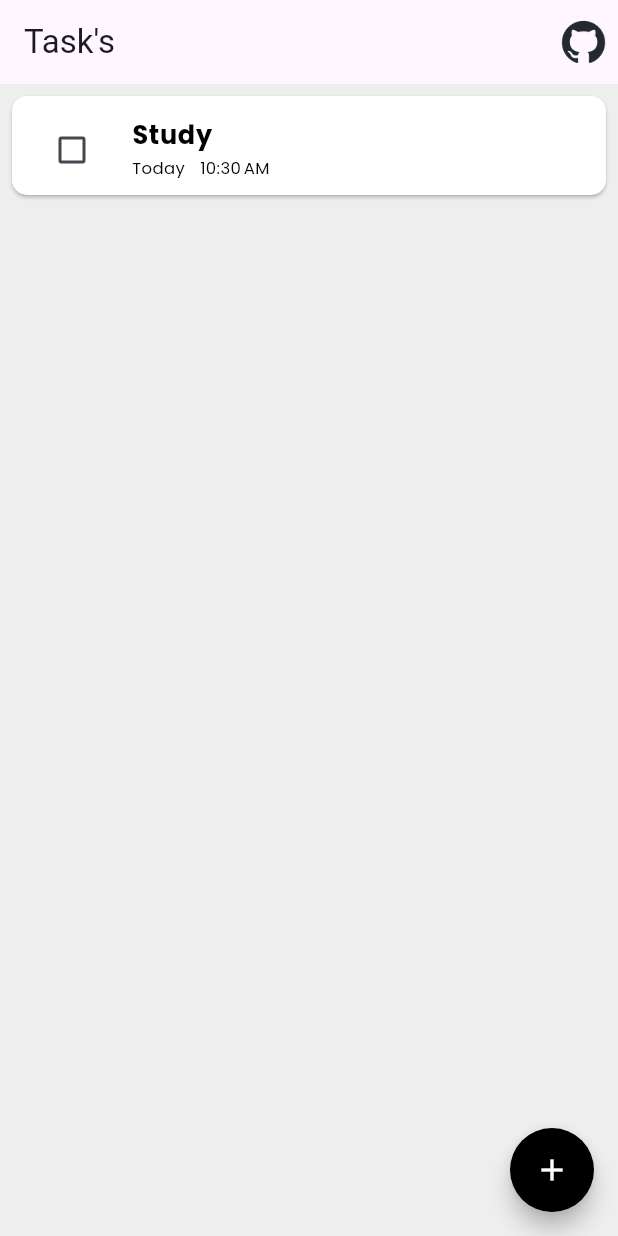
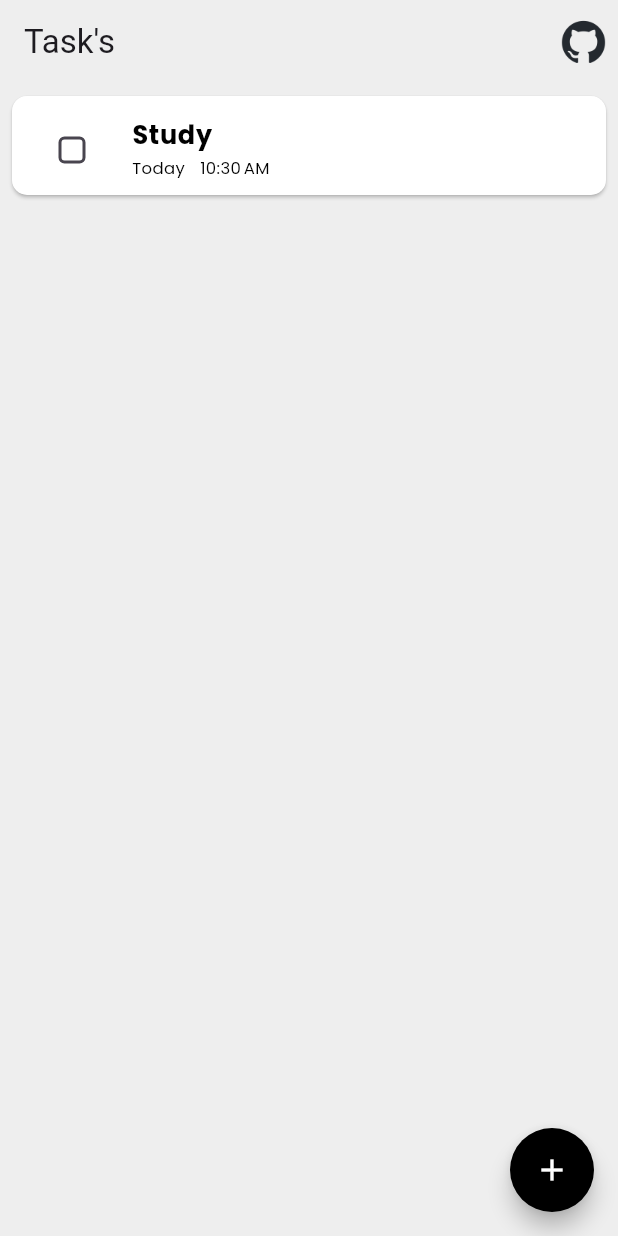
Before and after one commit to ChinmayMangela/todo, a Flutter app: the screen it shows after launch, on a phone screen of 412 x 824 dp. Run offline on Flutter 3.47's test engine with Material 3 defaults, Android fonts, the phone set to English and light mode, and no system bars; drawn by our look-alikes of flutter_slidable; our stand-ins replace google_fonts.

Commit message:
Implement slidable widget for task removal functionality

```diff
--- a/lib/presentation/screens/home_screen.dart
+++ b/lib/presentation/screens/home_screen.dart
@@ -1,9 +1,11 @@
 import 'package:flutter/material.dart';
+import 'package:flutter_slidable/flutter_slidable.dart';
 import 'package:provider/provider.dart';
 import 'package:todo/presentation/providers/task_provider.dart';
 import 'package:todo/presentation/widgets/app_bar.dart';
 import 'package:todo/presentation/widgets/bottom_sheet_content.dart';
 import 'package:todo/presentation/widgets/task_tile.dart';
+import 'package:todo/utils/helper_functions.dart';
 
 class HomeScreen extends StatefulWidget {
   const HomeScreen({super.key});
@@ -29,7 +31,24 @@ class _HomeScreenState extends State<HomeScreen> {
       itemCount: taskListProvider.tasks.length,
       itemBuilder: (context, index) {
         final currentTask = taskListProvider.tasks[index];
-        return TaskTile(task: currentTask);
+        return Slidable(
+            endActionPane: ActionPane(
+              motion: const StretchMotion(),
+              children: [
+                SlidableAction(
+                  onPressed: (context) {
+                    taskListProvider.removeTask(currentTask);
+                    HelperFunctions.showSnackBar(context, '${currentTask.name} task removed');
+                  },
+                  backgroundColor: Colors.black,
+                  foregroundColor: Colors.white,
+                  icon: Icons.delete,
+                )
+              ],
+            ),
+            child: TaskTile(
+              task: currentTask,
+            ));
       },
     );
   }
--- a/lib/presentation/widgets/app_bar.dart
+++ b/lib/presentation/widgets/app_bar.dart
@@ -6,6 +6,7 @@ class MyAppBar extends StatelessWidget implements PreferredSizeWidget{
   @override
   Widget build(BuildContext context) {
     return AppBar(
+      backgroundColor: Colors.transparent,
       title: const Text('Task\'s'),
       actions: [
         Padding(
--- a/lib/presentation/widgets/bottom_sheet_content.dart
+++ b/lib/presentation/widgets/bottom_sheet_content.dart
@@ -73,7 +73,7 @@ class _BottomSheetContentState extends State<BottomSheetContent> {
       _timeController.clear();
       Navigator.pop(context);
     } else {
-      HelperFunctions.showSnackBar(context, 'Please enter all fields');
+      HelperFunctions.showSnackBar(context, 'Please fill all fields');
     }
   }
 
--- a/lib/presentation/widgets/task_tile.dart
+++ b/lib/presentation/widgets/task_tile.dart
@@ -30,6 +30,11 @@ class _TaskTileState extends State<TaskTile> {
         height: HelperFunctions.getScreenHeight(context) * 0.08,
         child: ListTile(
           leading: Checkbox(
+            checkColor: Colors.white,
+            shape: RoundedRectangleBorder(
+              borderRadius: BorderRadius.circular(4)
+            ),
+            activeColor: Colors.black,
             onChanged: (value) {
               setState(() {
                 widget.task.isCompleted = value!;
--- a/pubspec.yaml
+++ b/pubspec.yaml
@@ -38,6 +38,7 @@ dependencies:
   provider: ^6.1.2
   intl: ^0.19.0
   google_fonts: ^6.2.1
+  flutter_slidable: ^3.1.0
 
 dev_dependencies:
   flutter_test:
```
Also changed, not shown: pubspec.lock.
